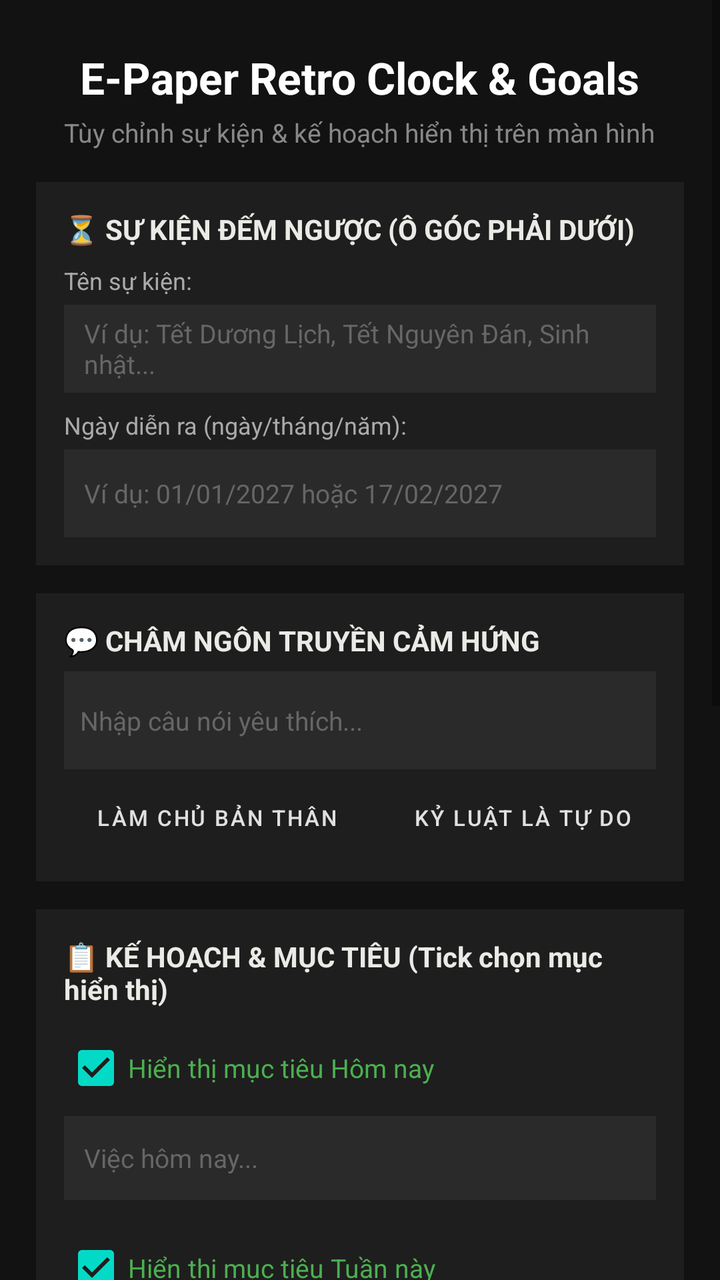
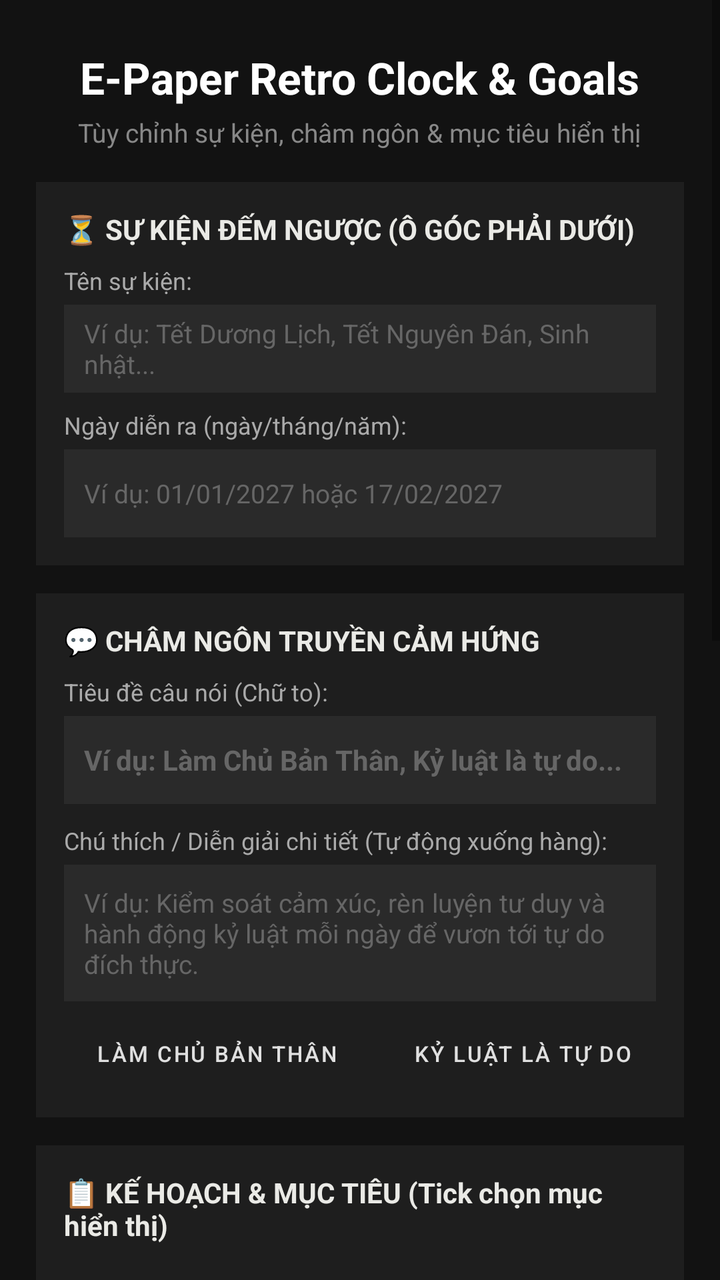

The first picture is an Android layout as it rendered before a commit; the second is the same layout after the commit. The layout source and the unified diff follow.
<!-- AndroidManifest.xml: activity theme Theme.EpaperClock -->
<!-- res/layout/activity_main.xml -->
<?xml version="1.0" encoding="utf-8"?>
<ScrollView xmlns:android="http://schemas.android.com/apk/res/android"
    android:layout_width="match_parent"
    android:layout_height="match_parent"
    android:background="#121212"
    android:fillViewport="true">

    <LinearLayout
        android:layout_width="match_parent"
        android:layout_height="wrap_content"
        android:gravity="center_horizontal"
        android:orientation="vertical"
        android:padding="18dp">

        <TextView
            android:layout_width="wrap_content"
            android:layout_height="wrap_content"
            android:layout_marginTop="6dp"
            android:text="E-Paper Retro Clock &amp; Goals"
            android:textColor="#FFFFFF"
            android:textSize="22sp"
            android:textStyle="bold" />

        <TextView
            android:layout_width="wrap_content"
            android:layout_height="wrap_content"
            android:layout_marginTop="4dp"
            android:gravity="center"
            android:text="Tùy chỉnh sự kiện &amp; kế hoạch hiển thị trên màn hình"
            android:textColor="#888888"
            android:textSize="13sp" />

        
        <LinearLayout
            android:layout_width="match_parent"
            android:layout_height="wrap_content"
            android:layout_marginTop="16dp"
            android:background="#1E1E1E"
            android:orientation="vertical"
            android:padding="14dp">

            <TextView
                android:layout_width="wrap_content"
                android:layout_height="wrap_content"
                android:text="⏳ SỰ KIỆN ĐẾM NGƯỢC (Ô GÓC PHẢI DƯỚI)"
                android:textColor="#EAEAE6"
                android:textSize="14sp"
                android:textStyle="bold" />

            <TextView
                android:layout_width="wrap_content"
                android:layout_height="wrap_content"
                android:layout_marginTop="8dp"
                android:text="Tên sự kiện:"
                android:textColor="#AAAAAA"
                android:textSize="12sp" />

            <EditText
                android:id="@+id/edtEventTitle"
                android:layout_width="match_parent"
                android:layout_height="44dp"
                android:layout_marginTop="4dp"
                android:background="#2A2A2A"
                android:hint="Ví dụ: Tết Dương Lịch, Tết Nguyên Đán, Sinh nhật..."
                android:paddingHorizontal="10dp"
                android:textColor="#FFFFFF"
                android:textColorHint="#666666"
                android:textSize="13sp" />

            <TextView
                android:layout_width="wrap_content"
                android:layout_height="wrap_content"
                android:layout_marginTop="8dp"
                android:text="Ngày diễn ra (ngày/tháng/năm):"
                android:textColor="#AAAAAA"
                android:textSize="12sp" />

            <EditText
                android:id="@+id/edtEventDate"
                android:layout_width="match_parent"
                android:layout_height="44dp"
                android:layout_marginTop="4dp"
                android:background="#2A2A2A"
                android:hint="Ví dụ: 01/01/2027 hoặc 17/02/2027"
                android:paddingHorizontal="10dp"
                android:textColor="#FFFFFF"
                android:textColorHint="#666666"
                android:textSize="13sp" />

        </LinearLayout>

        
        <LinearLayout
            android:layout_width="match_parent"
            android:layout_height="wrap_content"
            android:layout_marginTop="14dp"
            android:background="#1E1E1E"
            android:orientation="vertical"
            android:padding="14dp">

            <TextView
                android:layout_width="wrap_content"
                android:layout_height="wrap_content"
                android:text="💬 CHÂM NGÔN TRUYỀN CẢM HỨNG"
                android:textColor="#EAEAE6"
                android:textSize="14sp"
                android:textStyle="bold" />

            <EditText
                android:id="@+id/edtQuote"
                android:layout_width="match_parent"
                android:layout_height="wrap_content"
                android:layout_marginTop="6dp"
                android:background="#2A2A2A"
                android:hint="Nhập câu nói yêu thích..."
                android:minLines="2"
                android:padding="8dp"
                android:textColor="#FFFFFF"
                android:textColorHint="#666666"
                android:textSize="13sp" />

            
            <HorizontalScrollView
                android:layout_width="match_parent"
                android:layout_height="wrap_content"
                android:layout_marginTop="6dp"
                android:scrollbars="none">

                <LinearLayout
                    android:layout_width="wrap_content"
                    android:layout_height="wrap_content"
                    android:orientation="horizontal">

                    <Button
                        android:id="@+id/btnQuote1"
                        style="@style/Widget.MaterialComponents.Button.OutlinedButton"
                        android:layout_width="wrap_content"
                        android:layout_height="36dp"
                        android:layout_marginEnd="6dp"
                        android:text="Làm Chủ Bản Thân"
                        android:textColor="#E0E0E0"
                        android:textSize="11sp" />

                    <Button
                        android:id="@+id/btnQuote2"
                        style="@style/Widget.MaterialComponents.Button.OutlinedButton"
                        android:layout_width="wrap_content"
                        android:layout_height="36dp"
                        android:layout_marginEnd="6dp"
                        android:text="Kỷ luật là tự do"
                        android:textColor="#E0E0E0"
                        android:textSize="11sp" />

                    <Button
                        android:id="@+id/btnQuote3"
                        style="@style/Widget.MaterialComponents.Button.OutlinedButton"
                        android:layout_width="wrap_content"
                        android:layout_height="36dp"
                        android:layout_marginEnd="6dp"
                        android:text="Vạn dặm khởi từ một bước"
                        android:textColor="#E0E0E0"
                        android:textSize="11sp" />

                    <Button
                        android:id="@+id/btnQuote4"
                        style="@style/Widget.MaterialComponents.Button.OutlinedButton"
                        android:layout_width="wrap_content"
                        android:layout_height="36dp"
                        android:text="Tốt hơn hôm qua 1%"
                        android:textColor="#E0E0E0"
                        android:textSize="11sp" />

                </LinearLayout>
            </HorizontalScrollView>

        </LinearLayout>

        
        <LinearLayout
            android:layout_width="match_parent"
            android:layout_height="wrap_content"
            android:layout_marginTop="14dp"
            android:background="#1E1E1E"
            android:orientation="vertical"
            android:padding="14dp">

            <TextView
                android:layout_width="wrap_content"
                android:layout_height="wrap_content"
                android:text="📋 KẾ HOẠCH &amp; MỤC TIÊU (Tick chọn mục hiển thị)"
                android:textColor="#EAEAE6"
                android:textSize="14sp"
                android:textStyle="bold" />

            
            <CheckBox
                android:id="@+id/cbShowToday"
                android:layout_width="wrap_content"
                android:layout_height="wrap_content"
                android:layout_marginTop="6dp"
                android:checked="true"
                android:text="Hiển thị mục tiêu Hôm nay"
                android:textColor="#4CAF50"
                android:textSize="13sp" />

            <EditText
                android:id="@+id/edtTodayGoal"
                android:layout_width="match_parent"
                android:layout_height="42dp"
                android:background="#2A2A2A"
                android:hint="Việc hôm nay..."
                android:paddingHorizontal="10dp"
                android:textColor="#FFFFFF"
                android:textColorHint="#666666"
                android:textSize="13sp" />

            
            <CheckBox
                android:id="@+id/cbShowWeek"
                android:layout_width="wrap_content"
                android:layout_height="wrap_content"
                android:layout_marginTop="10dp"
                android:checked="true"
                android:text="Hiển thị mục tiêu Tuần này"
                android:textColor="#4CAF50"
                android:textSize="13sp" />

            <EditText
                android:id="@+id/edtWeekGoal"
                android:layout_width="match_parent"
                android:layout_height="42dp"
                android:background="#2A2A2A"
                android:hint="Kế hoạch tuần này..."
                android:paddingHorizontal="10dp"
                android:textColor="#FFFFFF"
                android:textColorHint="#666666"
                android:textSize="13sp" />

            
            <CheckBox
                android:id="@+id/cbShowMonth"
                android:layout_width="wrap_content"
                android:layout_height="wrap_content"
                android:layout_marginTop="10dp"
                android:checked="true"
                android:text="Hiển thị mục tiêu Tháng này"
                android:textColor="#4CAF50"
                android:textSize="13sp" />

            <EditText
                android:id="@+id/edtMonthGoal"
                android:layout_width="match_parent"
                android:layout_height="42dp"
                android:background="#2A2A2A"
                android:hint="Mục tiêu tháng này..."
                android:paddingHorizontal="10dp"
                android:textColor="#FFFFFF"
                android:textColorHint="#666666"
                android:textSize="13sp" />

            
            <CheckBox
                android:id="@+id/cbShowYear"
                android:layout_width="wrap_content"
                android:layout_height="wrap_content"
                android:layout_marginTop="10dp"
                android:checked="true"
                android:text="Hiển thị mục tiêu Năm nay"
                android:textColor="#4CAF50"
                android:textSize="13sp" />

            <EditText
                android:id="@+id/edtYearGoal"
                android:layout_width="match_parent"
                android:layout_height="42dp"
                android:background="#2A2A2A"
                android:hint="Mục tiêu năm nay..."
                android:paddingHorizontal="10dp"
                android:textColor="#FFFFFF"
                android:textColorHint="#666666"
                android:textSize="13sp" />

            <Button
                android:id="@+id/btnSaveGoals"
                android:layout_width="match_parent"
                android:layout_height="48dp"
                android:layout_marginTop="16dp"
                android:backgroundTint="#4CAF50"
                android:text="💾 Lưu &amp; Cập nhật Ngay"
                android:textColor="#FFFFFF"
                android:textSize="15sp"
                android:textStyle="bold" />

        </LinearLayout>

        
        <TextView
            android:layout_width="match_parent"
            android:layout_height="wrap_content"
            android:layout_marginTop="14dp"
            android:background="#263238"
            android:padding="10dp"
            android:text="💡 Mẹo: Khi bấm nút bên dưới, màn hình Samsung hiện lên thì chọn 'Màn hình khóa' để chỉ áp dụng cho màn hình khóa nhé!"
            android:textColor="#80CBC4"
            android:textSize="12sp" />

        <Button
            android:id="@+id/btnSetWallpaper"
            android:layout_width="match_parent"
            android:layout_height="52dp"
            android:layout_marginTop="10dp"
            android:layout_marginBottom="24dp"
            android:backgroundTint="#FFFFFF"
            android:text="⚙️ Cài làm Hình nền Màn hình khóa"
            android:textColor="#000000"
            android:textSize="15sp"
            android:textStyle="bold" />

    </LinearLayout>
</ScrollView>
<!-- resources referenced by this layout -->
<resources>
  <style name="Theme.EpaperClock" parent="Theme.MaterialComponents.DayNight.NoActionBar">
          <item name="colorPrimary">@color/primary</item>
          <item name="android:statusBarColor">@color/black</item>
          <item name="android:navigationBarColor">@color/black</item>
      </style>
  <color name="primary">#FF2A2A2A</color>
  <color name="black">#FF000000</color>
</resources>

<!-- the commit's change to res/layout/activity_main.xml (unified diff, before → after) -->
@@ -26,7 +26,7 @@
             android:layout_height="wrap_content"
             android:layout_marginTop="4dp"
             android:gravity="center"
-            android:text="Tùy chỉnh sự kiện &amp; kế hoạch hiển thị trên màn hình"
+            android:text="Tùy chỉnh sự kiện, châm ngôn &amp; mục tiêu hiển thị"
             android:textColor="#888888"
             android:textSize="13sp" />
 
@@ -106,15 +106,44 @@
                 android:textSize="14sp"
                 android:textStyle="bold" />
 
+            <TextView
+                android:layout_width="wrap_content"
+                android:layout_height="wrap_content"
+                android:layout_marginTop="8dp"
+                android:text="Tiêu đề câu nói (Chữ to):"
+                android:textColor="#AAAAAA"
+                android:textSize="12sp" />
+
             <EditText
                 android:id="@+id/edtQuote"
                 android:layout_width="match_parent"
-                android:layout_height="wrap_content"
-                android:layout_marginTop="6dp"
-                android:background="#2A2A2A"
-                android:hint="Nhập câu nói yêu thích..."
+                android:layout_height="44dp"
+                android:layout_marginTop="4dp"
+                android:background="#2A2A2A"
+                android:hint="Ví dụ: Làm Chủ Bản Thân, Kỷ luật là tự do..."
+                android:paddingHorizontal="10dp"
+                android:textColor="#FFFFFF"
+                android:textColorHint="#666666"
+                android:textSize="14sp"
+                android:textStyle="bold" />
+
+            <TextView
+                android:layout_width="wrap_content"
+                android:layout_height="wrap_content"
+                android:layout_marginTop="10dp"
+                android:text="Chú thích / Diễn giải chi tiết (Tự động xuống hàng):"
+                android:textColor="#AAAAAA"
+                android:textSize="12sp" />
+
+            <EditText
+                android:id="@+id/edtQuoteNote"
+                android:layout_width="match_parent"
+                android:layout_height="wrap_content"
+                android:layout_marginTop="4dp"
+                android:background="#2A2A2A"
+                android:hint="Ví dụ: Kiểm soát cảm xúc, rèn luyện tư duy và hành động kỷ luật mỗi ngày để vươn tới tự do đích thực."
                 android:minLines="2"
-                android:padding="8dp"
+                android:padding="10dp"
                 android:textColor="#FFFFFF"
                 android:textColorHint="#666666"
                 android:textSize="13sp" />
@@ -123,7 +152,7 @@
             <HorizontalScrollView
                 android:layout_width="match_parent"
                 android:layout_height="wrap_content"
-                android:layout_marginTop="6dp"
+                android:layout_marginTop="8dp"
                 android:scrollbars="none">
 
                 <LinearLayout
@@ -242,7 +271,6 @@
                 android:layout_width="wrap_content"
                 android:layout_height="wrap_content"
                 android:layout_marginTop="10dp"
-                android:checked="true"
                 android:text="Hiển thị mục tiêu Tháng này"
                 android:textColor="#4CAF50"
                 android:textSize="13sp" />
@@ -264,7 +292,6 @@
                 android:layout_width="wrap_content"
                 android:layout_height="wrap_content"
                 android:layout_marginTop="10dp"
-                android:checked="true"
                 android:text="Hiển thị mục tiêu Năm nay"
                 android:textColor="#4CAF50"
                 android:textSize="13sp" />
